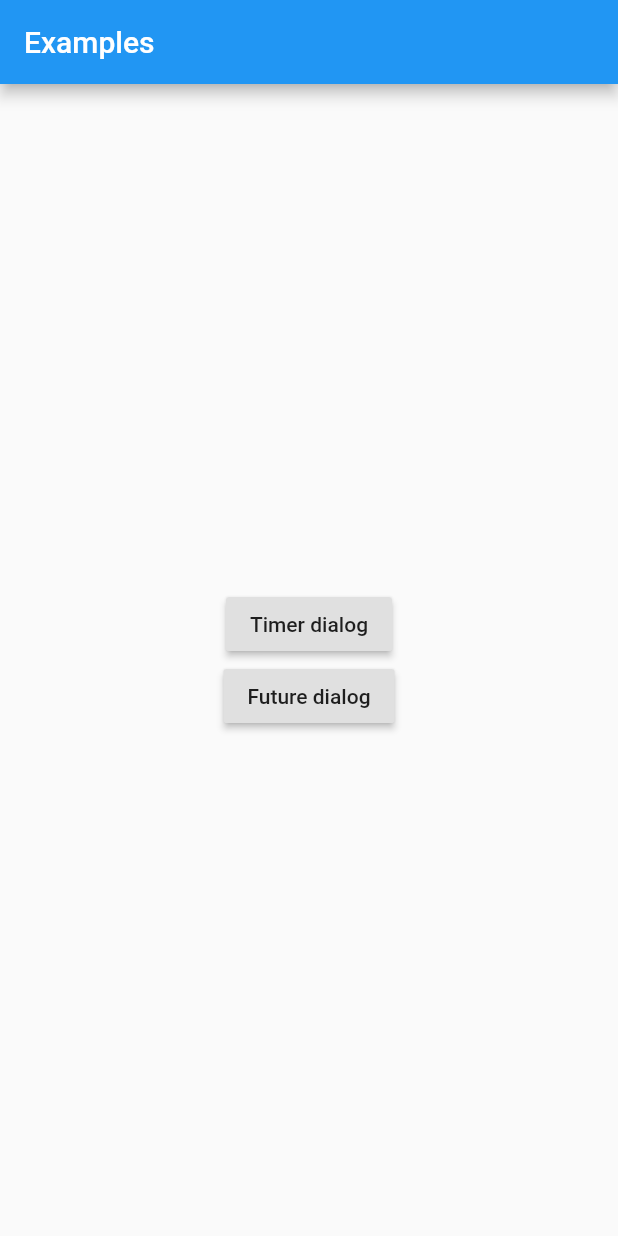
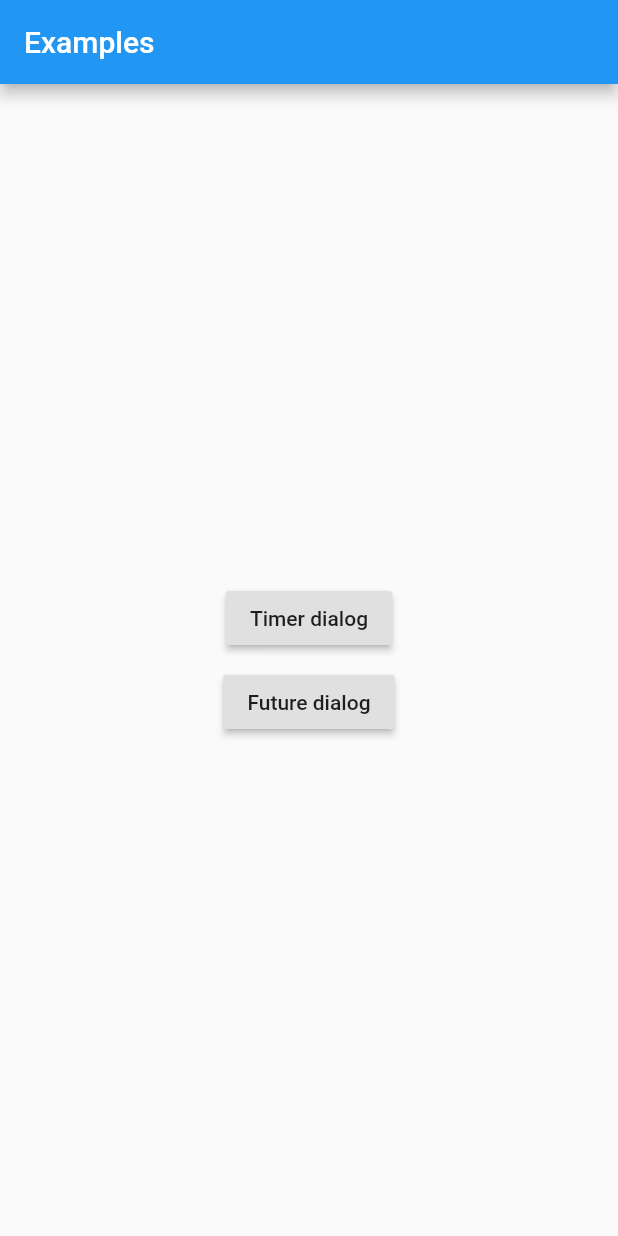
Before and after one commit to najeira/flutter-packages, a Flutter app: the screen it shows after launch, on a phone screen of 412 x 824 dp. Run offline on Flutter 3.47's test engine with Material 2 defaults, Android fonts, the phone set to English and light mode, and no system bars.

Commit message:
fix: update example

```diff
--- a/example/lib/main.dart
+++ b/example/lib/main.dart
@@ -30,6 +30,7 @@ class MyHomePage extends StatelessWidget {
           mainAxisAlignment: MainAxisAlignment.center,
           children: <Widget>[
             new Container(
+              padding: const EdgeInsets.only(bottom: 8.0),
               child: new RaisedButton(
                 child: new Text("Timer dialog"),
                 onPressed: () {
```
